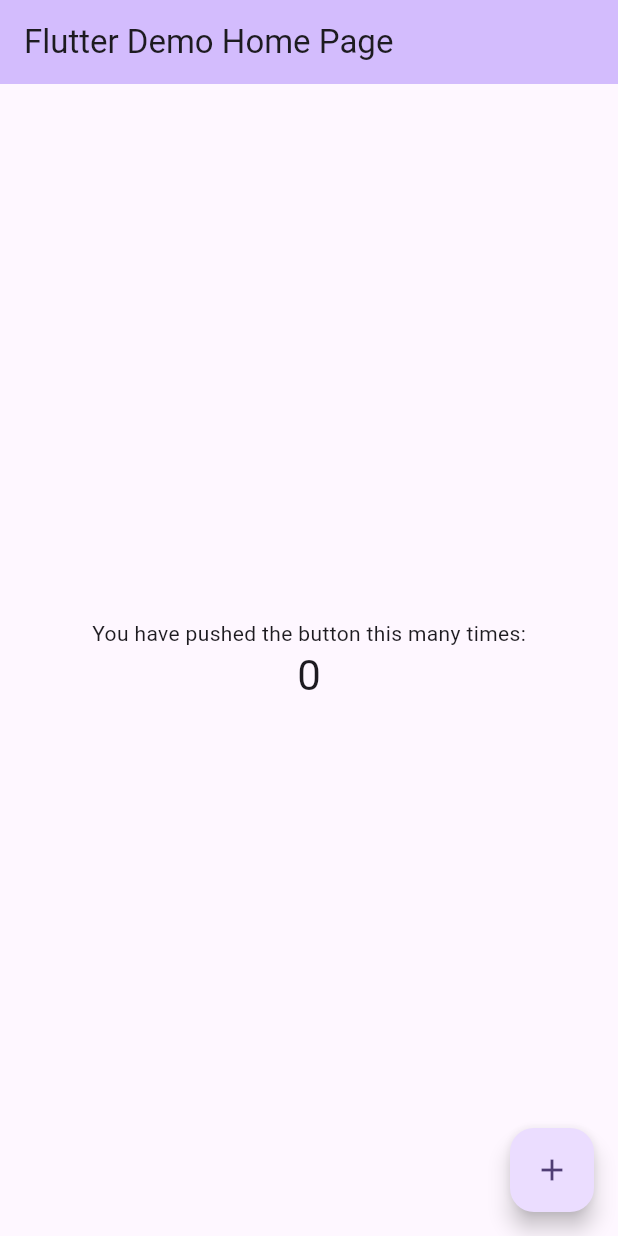
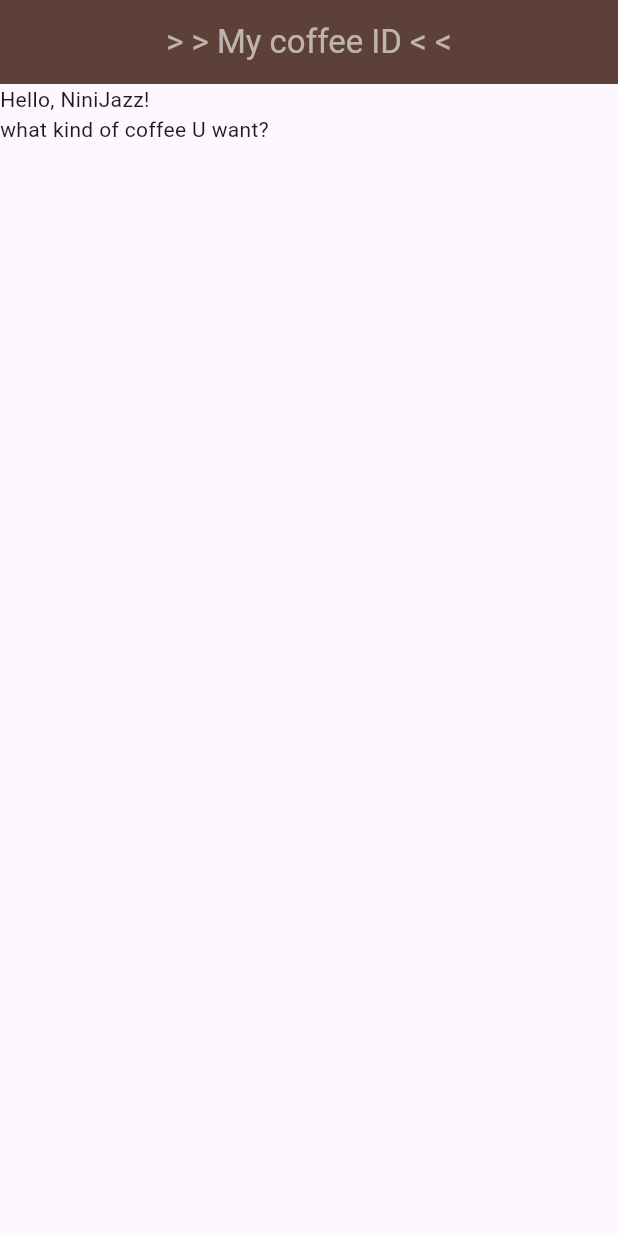
Before and after one commit to YKisyov/coffee_card, a Flutter app: the screen it shows after launch, on a phone screen of 412 x 824 dp. Run offline on Flutter 3.47's test engine with Material 3 defaults, Android fonts, the phone set to English and light mode, and no system bars.

Commit message:
Start from scratch

```diff
--- a/lib/main.dart
+++ b/lib/main.dart
@@ -1,122 +1,136 @@
 import 'package:flutter/material.dart';
 
 void main() {
-  runApp(const MyApp());
+  runApp(
+    MaterialApp(
+      home: Scaffold(
+        appBar: AppBar(
+          centerTitle: true,
+          title: const Text(
+            "> > My coffee ID < <",
+            style: TextStyle(color: Colors.white60),
+          ),
+          backgroundColor: Colors.brown[700],
+        ),
+        body: Text("Hello, NiniJazz!\nwhat kind of coffee U want?"),
+      ),
+    ),
+  );
 }
 
-class MyApp extends StatelessWidget {
-  const MyApp({super.key});
+// class MyApp extends StatelessWidget {
+//   const MyApp({super.key});
 
-  // This widget is the root of your application.
-  @override
-  Widget build(BuildContext context) {
-    return MaterialApp(
-      title: 'Flutter Demo',
-      theme: ThemeData(
-        // This is the theme of your application.
-        // зззз
-        // TRY THIS: Try running your application with "flutter run". You'll see
-        // the application has a purple toolbar. Then, without quitting the app,
-        // try changing the seedColor in the colorScheme below to Colors.green
-        // and then invoke "hot reload" (save your changes or press the "hot
-        // reload" button in a Flutter-supported IDE, or press "r" if you used
-        // the command line to start the app).
-        //
-        // Notice that the counter didn't reset back to zero; the application
-        // state is not lost during the reload. To reset the state, use hot
-        // restart instead.
-        //
-        // This works for code too, not just values: Most code changes can be
-        // tested with just a hot reload.
-        colorScheme: ColorScheme.fromSeed(seedColor: Colors.deepPurple),
-      ),
-      home: const MyHomePage(title: 'Flutter Demo Home Page'),
-    );
-  }
-}
+//   // This widget is the root of your application.
+//   @override
+//   Widget build(BuildContext context) {
+//     return MaterialApp(
+//       title: 'Flutter Demo',
+//       theme: ThemeData(
+//         // This is the theme of your application.
+//         // зззз
+//         // TRY THIS: Try running your application with "flutter run". You'll see
+//         // the application has a purple toolbar. Then, without quitting the app,
+//         // try changing the seedColor in the colorScheme below to Colors.green
+//         // and then invoke "hot reload" (save your changes or press the "hot
+//         // reload" button in a Flutter-supported IDE, or press "r" if you used
+//         // the command line to start the app).
+//         //
+//         // Notice that the counter didn't reset back to zero; the application
+//         // state is not lost during the reload. To reset the state, use hot
+//         // restart instead.
+//         //
+//         // This works for code too, not just values: Most code changes can be
+//         // tested with just a hot reload.
+//         colorScheme: ColorScheme.fromSeed(seedColor: Colors.deepPurple),
+//       ),
+//       home: const MyHomePage(title: 'Flutter Demo Home Page'),
+//     );
+//   }
+// }
 
-class MyHomePage extends StatefulWidget {
-  const MyHomePage({super.key, required this.title});
+// class MyHomePage extends StatefulWidget {
+//   const MyHomePage({super.key, required this.title});
 
-  // This widget is the home page of your application. It is stateful, meaning
-  // that it has a State object (defined below) that contains fields that affect
-  // how it looks.
+//   // This widget is the home page of your application. It is stateful, meaning
+//   // that it has a State object (defined below) that contains fields that affect
+//   // how it looks.
 
-  // This class is the configuration for the state. It holds the values (in this
-  // case the title) provided by the parent (in this case the App widget) and
-  // used by the build method of the State. Fields in a Widget subclass are
-  // always marked "final".
+//   // This class is the configuration for the state. It holds the values (in this
+//   // case the title) provided by the parent (in this case the App widget) and
+//   // used by the build method of the State. Fields in a Widget subclass are
+//   // always marked "final".
 
-  final String title;
+//   final String title;
 
-  @override
-  State<MyHomePage> createState() => _MyHomePageState();
-}
+//   @override
+//   State<MyHomePage> createState() => _MyHomePageState();
+// }
 
-class _MyHomePageState extends State<MyHomePage> {
-  int _counter = 0;
+// class _MyHomePageState extends State<MyHomePage> {
+//   int _counter = 0;
 
-  void _incrementCounter() {
-    setState(() {
-      // This call to setState tells the Flutter framework that something has
-      // changed in this State, which causes it to rerun the build method below
-      // so that the display can reflect the updated values. If we changed
-      // _counter without calling setState(), then the build method would not be
-      // called again, and so nothing would appear to happen.
-      _counter++;
-    });
-  }
+//   void _incrementCounter() {
+//     setState(() {
+//       // This call to setState tells the Flutter framework that something has
+//       // changed in this State, which causes it to rerun the build method below
+//       // so that the display can reflect the updated values. If we changed
+//       // _counter without calling setState(), then the build method would not be
+//       // called again, and so nothing would appear to happen.
+//       _counter++;
+//     });
+//   }
 
-  @override
-  Widget build(BuildContext context) {
-    // This method is rerun every time setState is called, for instance as done
-    // by the _incrementCounter method above.
-    //
-    // The Flutter framework has been optimized to make rerunning build methods
-    // fast, so that you can just rebuild anything that needs updating rather
-    // than having to individually change instances of widgets.
-    return Scaffold(
-      appBar: AppBar(
-        // TRY THIS: Try changing the color here to a specific color (to
-        // Colors.amber, perhaps?) and trigger a hot reload to see the AppBar
-        // change color while the other colors stay the same.
-        backgroundColor: Theme.of(context).colorScheme.inversePrimary,
-        // Here we take the value from the MyHomePage object that was created by
-        // the App.build method, and use it to set our appbar title.
-        title: Text(widget.title),
-      ),
-      body: Center(
-        // Center is a layout widget. It takes a single child and positions it
-        // in the middle of the parent.
-        child: Column(
-          // Column is also a layout widget. It takes a list of children and
-          // arranges them vertically. By default, it sizes itself to fit its
-          // children horizontally, and tries to be as tall as its parent.
-          //
-          // Column has various properties to control how it sizes itself and
-          // how it positions its children. Here we use mainAxisAlignment to
-          // center the children vertically; the main axis here is the vertical
-          // axis because Columns are vertical (the cross axis would be
-          // horizontal).
-          //
-          // TRY THIS: Invoke "debug painting" (choose the "Toggle Debug Paint"
-          // action in the IDE, or press "p" in the console), to see the
-          // wireframe for each widget.
-          mainAxisAlignment: MainAxisAlignment.center,
-          children: <Widget>[
-            const Text('You have pushed the button this many times:'),
-            Text(
-              '$_counter',
-              style: Theme.of(context).textTheme.headlineMedium,
-            ),
-          ],
-        ),
-      ),
-      floatingActionButton: FloatingActionButton(
-        onPressed: _incrementCounter,
-        tooltip: 'Increment',
-        child: const Icon(Icons.add),
-      ), // This trailing comma makes auto-formatting nicer for build methods.
-    );
-  }
-}
+//   @override
+//   Widget build(BuildContext context) {
+//     // This method is rerun every time setState is called, for instance as done
+//     // by the _incrementCounter method above.
+//     //
+//     // The Flutter framework has been optimized to make rerunning build methods
+//     // fast, so that you can just rebuild anything that needs updating rather
+//     // than having to individually change instances of widgets.
+//     return Scaffold(
+//       appBar: AppBar(
+//         // TRY THIS: Try changing the color here to a specific color (to
+//         // Colors.amber, perhaps?) and trigger a hot reload to see the AppBar
+//         // change color while the other colors stay the same.
+//         backgroundColor: Theme.of(context).colorScheme.inversePrimary,
+//         // Here we take the value from the MyHomePage object that was created by
+//         // the App.build method, and use it to set our appbar title.
+//         title: Text(widget.title),
+//       ),
+//       body: Center(
+//         // Center is a layout widget. It takes a single child and positions it
+//         // in the middle of the parent.
+//         child: Column(
+//           // Column is also a layout widget. It takes a list of children and
+//           // arranges them vertically. By default, it sizes itself to fit its
+//           // children horizontally, and tries to be as tall as its parent.
+//           //
+//           // Column has various properties to control how it sizes itself and
+//           // how it positions its children. Here we use mainAxisAlignment to
+//           // center the children vertically; the main axis here is the vertical
+//           // axis because Columns are vertical (the cross axis would be
+//           // horizontal).
+//           //
+//           // TRY THIS: Invoke "debug painting" (choose the "Toggle Debug Paint"
+//           // action in the IDE, or press "p" in the console), to see the
+//           // wireframe for each widget.
+//           mainAxisAlignment: MainAxisAlignment.center,
+//           children: <Widget>[
+//             const Text('You have pushed the button this many times:'),
+//             Text(
+//               '$_counter',
+//               style: Theme.of(context).textTheme.headlineMedium,
+//             ),
+//           ],
+//         ),
+//       ),
+//       floatingActionButton: FloatingActionButton(
+//         onPressed: _incrementCounter,
+//         tooltip: 'Increment',
+//         child: const Icon(Icons.add),
+//       ), // This trailing comma makes auto-formatting nicer for build methods.
+//     );
+//   }
+// }
```
